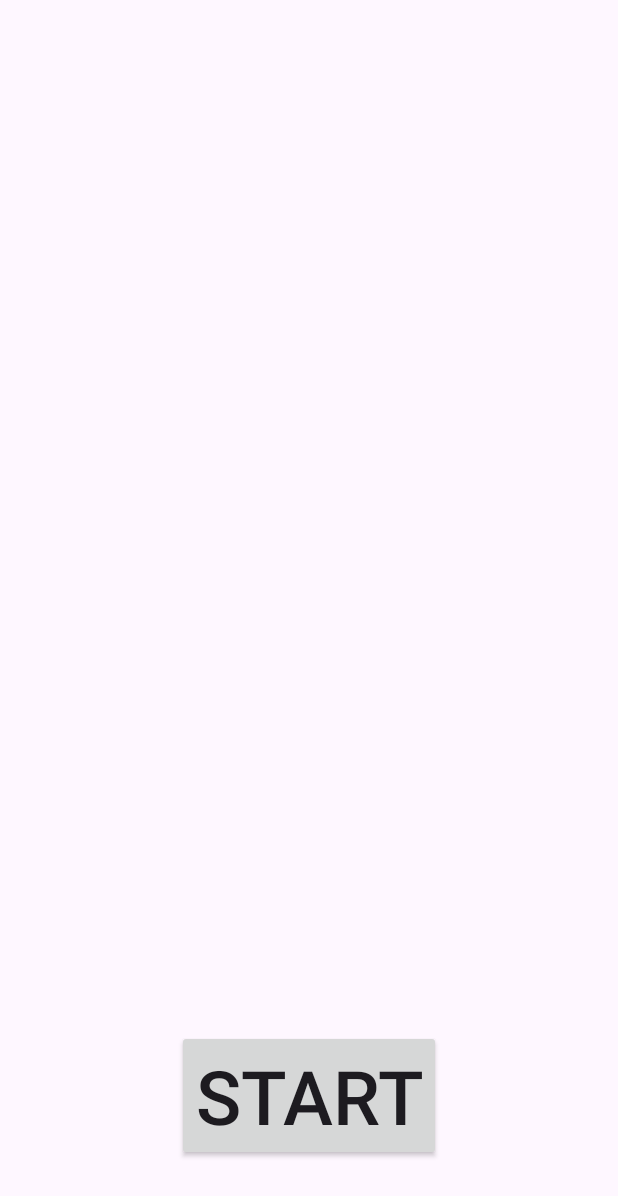
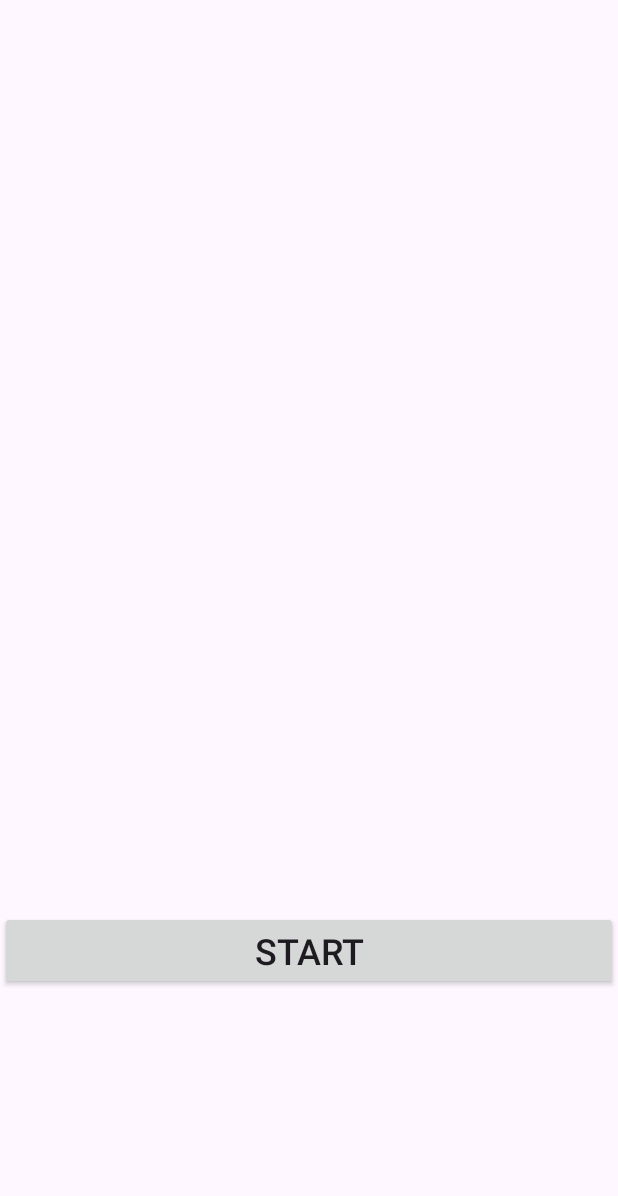
Before and after one commit to Stathis001/Tourist_Guide, an Android app: the screen it shows after launch (MainActivity), on a phone screen of 412 x 824 dp. Shown: the top 1196 px of the screen. Run offline under Robolectric (Android 15) with nearby library versions, the light colour scheme and no system bars.

Commit message:
Update start_screen.xml

```diff
--- a/app/src/main/res/layout/start_screen.xml
+++ b/app/src/main/res/layout/start_screen.xml
@@ -1,26 +1,24 @@
 <?xml version="1.0" encoding="utf-8"?>
 <androidx.constraintlayout.widget.ConstraintLayout xmlns:android="http://schemas.android.com/apk/res/android"
+    xmlns:app="http://schemas.android.com/apk/res-auto"
     xmlns:tools="http://schemas.android.com/tools"
     android:layout_width="match_parent"
     android:layout_height="match_parent"
-    xmlns:app="http://schemas.android.com/apk/res-auto"
     tools:context=".MainActivity">
-    <RelativeLayout
-        android:layout_width="match_parent"
-        android:layout_height="match_parent">
 
-        <Button
-            android:id="@+id/startButton"
-            android:layout_width="wrap_content"
-            android:layout_height="wrap_content"
-            android:text="@string/start"
-            android:textSize="50sp"
-            android:layout_centerHorizontal="true"
-            android:layout_alignParentBottom="true"
-            android:layout_marginBottom="50sp"
-            />
-
-    </RelativeLayout>
-
+    <Button
+        android:id="@+id/startButton"
+        android:layout_width="0dp"
+        android:layout_height="wrap_content"
+        android:text="@string/start"
+        android:textSize="24sp"
+        app:layout_constraintTop_toTopOf="parent"
+        app:layout_constraintBottom_toBottomOf="parent"
+        app:layout_constraintStart_toStartOf="parent"
+        app:layout_constraintEnd_toEndOf="parent"
+        app:layout_constraintVertical_bias="0.8"
+        android:layout_marginTop="16dp"
+        android:layout_marginBottom="16dp"
+        />
 
 </androidx.constraintlayout.widget.ConstraintLayout>
```
